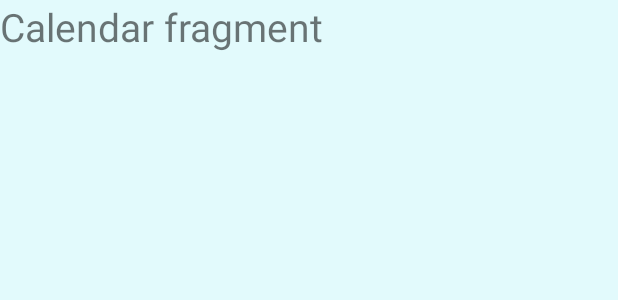
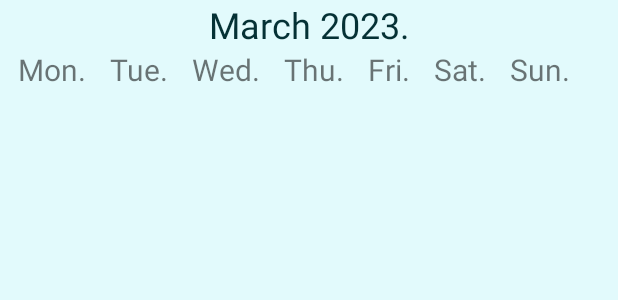
Before and after one commit to Rabbito20/RMA_P1, an Android app: the layout fragment_calendar.xml on its own in the app's theme, with its tools: preview values and no code run, on a phone screen of 412 x 824 dp. Shown: the top 300 px of the screen. Run offline under Robolectric (Android 15) with nearby library versions, the phone set to English and light mode, and no system bars.

Commit message:
Created a base for Calendar fragment.

```diff
--- /dev/null
+++ b/app/src/main/res/drawable/single_date.xml
@@ -0,0 +1,9 @@
+<?xml version="1.0" encoding="utf-8"?>
+<shape xmlns:android="http://schemas.android.com/apk/res/android">
+
+    <stroke
+        android:width="8dp"
+        android:color="@color/black" />
+    <solid android:color="@android:color/transparent" />
+
+</shape>
--- a/app/src/main/res/layout/fragment_calendar.xml
+++ b/app/src/main/res/layout/fragment_calendar.xml
@@ -1,16 +1,87 @@
 <?xml version="1.0" encoding="utf-8"?>
-<FrameLayout xmlns:android="http://schemas.android.com/apk/res/android"
+<LinearLayout xmlns:android="http://schemas.android.com/apk/res/android"
     xmlns:tools="http://schemas.android.com/tools"
     android:layout_width="match_parent"
     android:layout_height="match_parent"
+    android:orientation="vertical"
     tools:context=".calendar.CalendarFragment">
 
-    <!-- TODO: Update blank fragment layout -->
     <TextView
+        android:id="@+id/tvMonthDate"
         android:layout_width="match_parent"
-        android:layout_height="match_parent"
-        android:layout_gravity="center"
-        android:text="Calendar fragment"
-        android:textSize="26sp" />
+        android:layout_height="wrap_content"
+        android:gravity="center_horizontal"
+        android:text="March 2023."
+        android:textColor="@color/main_color_front"
+        android:textSize="24sp" />
 
-</FrameLayout>
+    <LinearLayout
+        android:layout_width="match_parent"
+        android:layout_height="wrap_content"
+        android:layout_marginStart="12dp"
+        android:orientation="horizontal">
+
+        <TextView
+            android:id="@+id/tvMonday"
+            android:layout_width="wrap_content"
+            android:layout_height="wrap_content"
+            android:paddingEnd="@dimen/dime_16dp"
+            android:text="@string/monday"
+            android:textSize="20sp" />
+
+        <TextView
+            android:id="@+id/tvTuesday"
+            android:layout_width="wrap_content"
+            android:layout_height="wrap_content"
+            android:paddingEnd="@dimen/dime_16dp"
+            android:text="@string/tuesday"
+            android:textSize="20sp" />
+
+        <TextView
+            android:id="@+id/tvWednesday"
+            android:layout_width="wrap_content"
+            android:layout_height="wrap_content"
+            android:paddingEnd="@dimen/dime_16dp"
+            android:text="@string/wednesday"
+            android:textSize="20sp" />
+
+        <TextView
+            android:id="@+id/tvThursday"
+            android:layout_width="wrap_content"
+            android:layout_height="wrap_content"
+            android:paddingEnd="@dimen/dime_16dp"
+            android:text="@string/thursday"
+            android:textSize="20sp" />
+
+        <TextView
+            android:id="@+id/tvFriday"
+            android:layout_width="wrap_content"
+            android:layout_height="wrap_content"
+            android:paddingEnd="@dimen/dime_16dp"
+            android:text="@string/friday"
+            android:textSize="20sp" />
+
+        <TextView
+            android:id="@+id/tvSaturday"
+            android:layout_width="wrap_content"
+            android:layout_height="wrap_content"
+            android:paddingEnd="@dimen/dime_16dp"
+            android:text="@string/saturday"
+            android:textSize="20sp" />
+
+        <TextView
+            android:id="@+id/tvSunday"
+            android:layout_width="wrap_content"
+            android:layout_height="wrap_content"
+            android:paddingEnd="@dimen/dime_16dp"
+            android:text="@string/sunday"
+            android:textSize="20sp" />
+
+    </LinearLayout>
+
+    <!--    TODO:   Ovde ide calendar (Neki fragment) -->
+    <!--    TODO:   Pritiskom na neki datum se menja fragment -->
+    <!--    TODO:   Novi fragment prikazuje obaveze -->
+
+
+</LinearLayout>
--- /dev/null
+++ b/app/src/main/res/values/dimen.xml
@@ -0,0 +1,6 @@
+<?xml version="1.0" encoding="utf-8"?>
+<resources>
+
+    <dimen name="dime_16dp">16dp</dimen>
+
+</resources>
--- a/app/src/main/res/values/strings.xml
+++ b/app/src/main/res/values/strings.xml
@@ -2,6 +2,28 @@
     <string name="app_name">RAF Dnevnjak</string>
 
     <string name="calendar_name">Calendar</string>
+    <array name="months">
+        <item>January</item>
+        <item>February</item>
+        <item>March</item>
+        <item>April</item>
+        <item>May</item>
+        <item>June</item>
+        <item>July</item>
+        <item>August</item>
+        <item>September</item>
+        <item>October</item>
+        <item>November</item>
+        <item>December</item>
+    </array>
+    <string name="monday">Mon.</string>
+    <string name="tuesday">Tue.</string>
+    <string name="wednesday">Wed.</string>
+    <string name="thursday">Thu.</string>
+    <string name="friday">Fri.</string>
+    <string name="saturday">Sat.</string>
+    <string name="sunday">Sun.</string>
+
 
     <string name="daily_plan_name">Daily plan</string>
 
```
